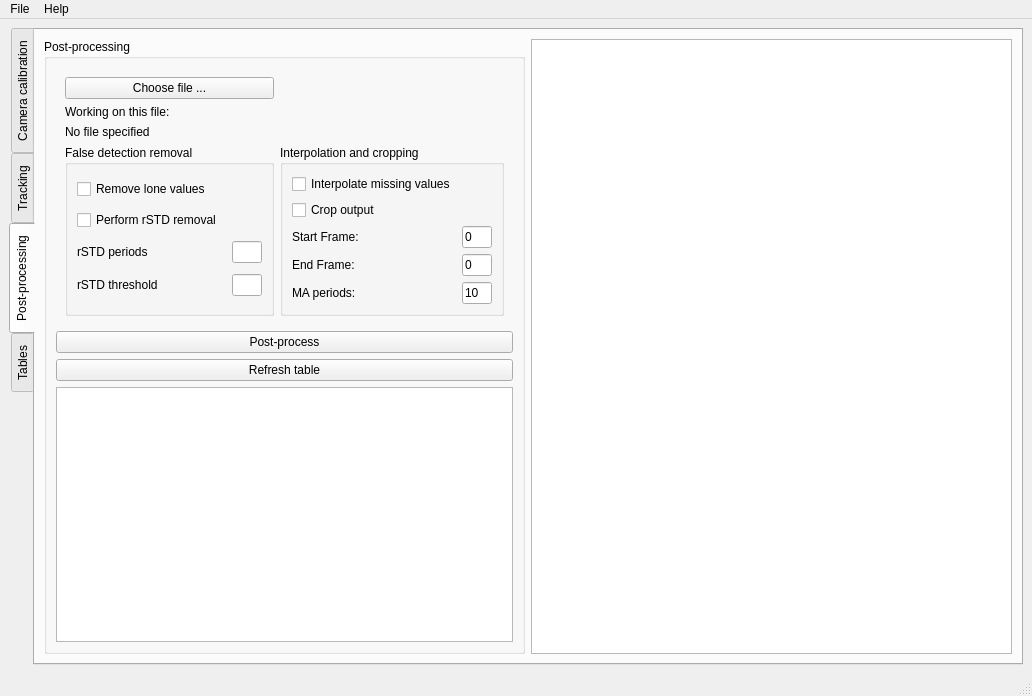
Qt form tracker_ui.ui (Fishified/FishTracker) before a commit.
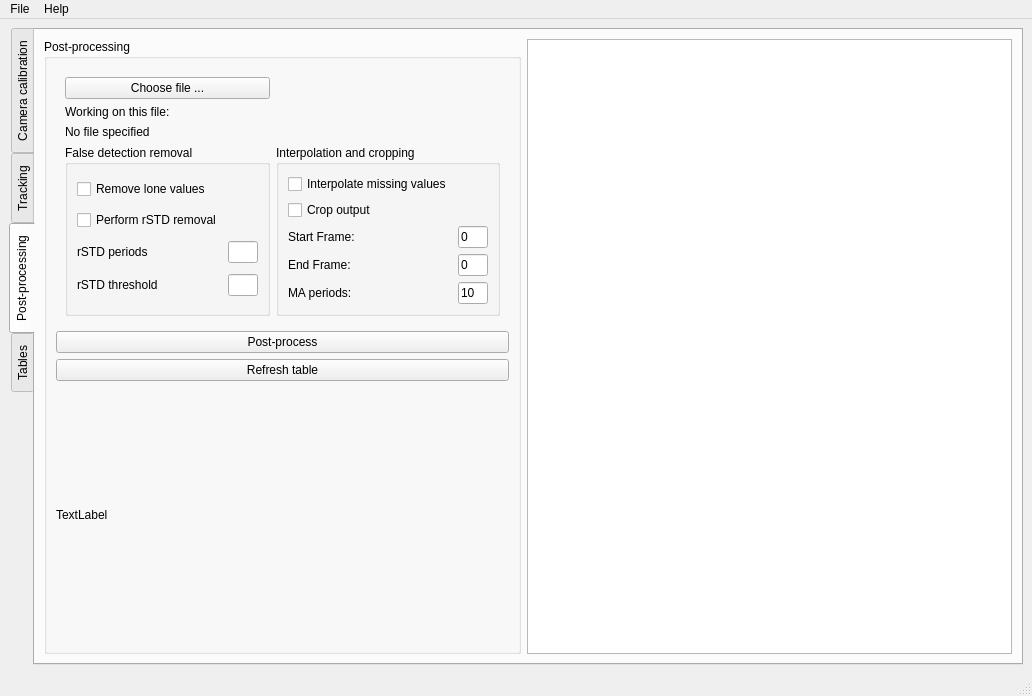
The same form after that commit.

```diff
--- a/tracker_ui.ui
+++ b/tracker_ui.ui
@@ -1087,18 +1087,9 @@
             </widget>
            </item>
            <item>
-            <widget class="QGraphicsView" name="graphicsView_2">
-             <property name="sizePolicy">
-              <sizepolicy hsizetype="Expanding" vsizetype="Minimum">
-               <horstretch>0</horstretch>
-               <verstretch>0</verstretch>
-              </sizepolicy>
-             </property>
-             <property name="minimumSize">
-              <size>
-               <width>0</width>
-               <height>180</height>
-              </size>
+            <widget class="QLabel" name="plot_L">
+             <property name="text">
+              <string>TextLabel</string>
              </property>
             </widget>
            </item>
```
